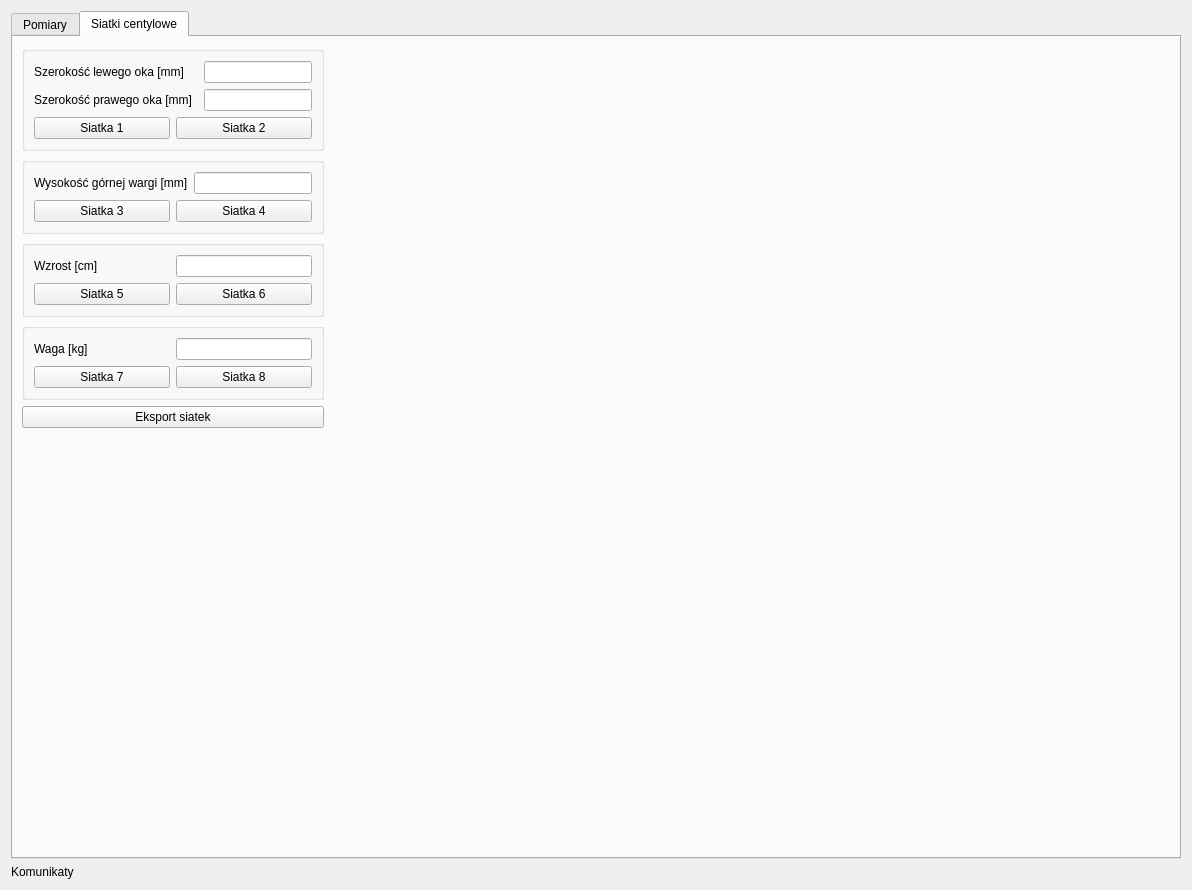
First picture: the form in implementation/GUI/w_main_window.ui, repository ocadotechnology-university/FAS-detection-support-tool, before the edit.
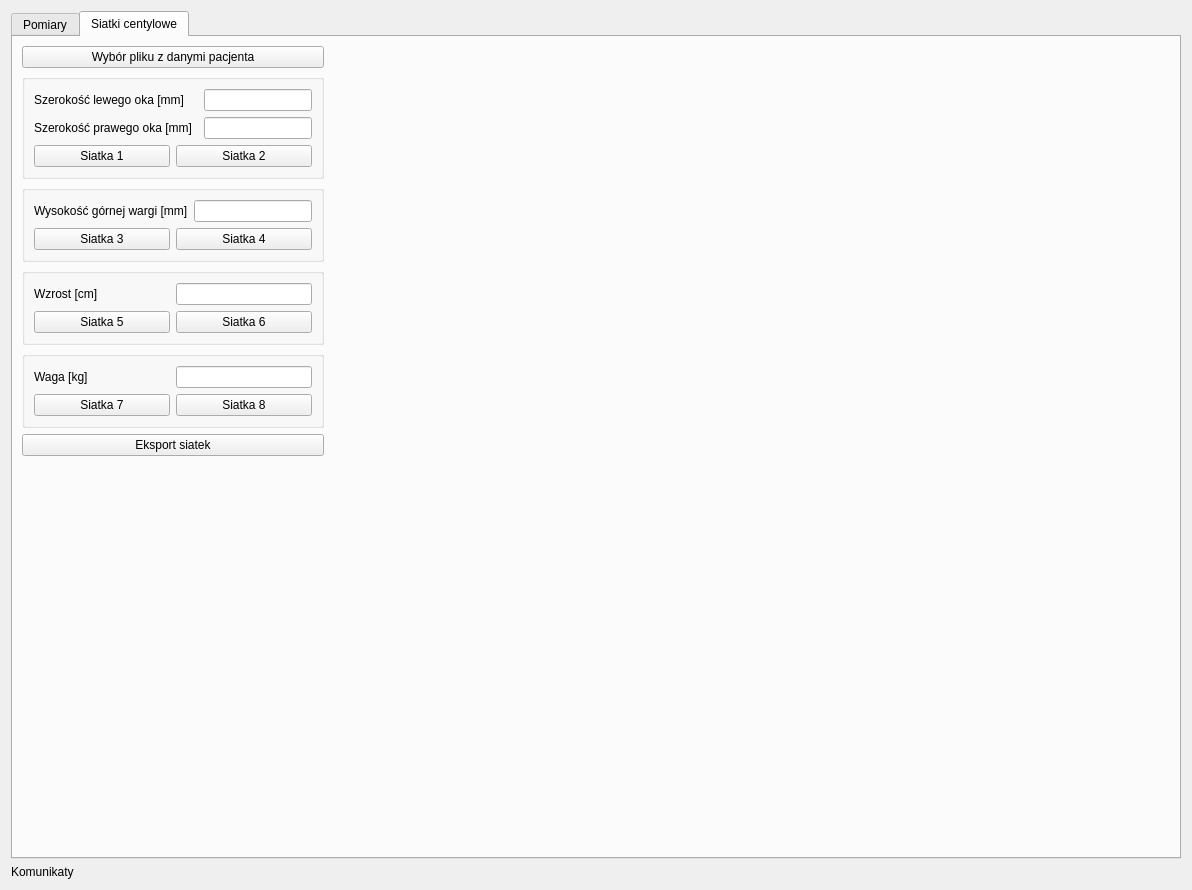
Second picture: the form after the edit. The open tabs and pages were chosen to show the change. Icons and pictures are not drawn.

Commit message: move load data button to the top

```diff
--- a/implementation/GUI/w_main_window.ui
+++ b/implementation/GUI/w_main_window.ui
@@ -340,6 +340,13 @@
       <layout class="QHBoxLayout" name="horizontalLayout_7">
        <item>
         <layout class="QVBoxLayout" name="verticalLayout_5">
+         <item>
+          <widget class="QPushButton" name="pb_choose_file">
+           <property name="text">
+            <string>Wybór pliku z danymi pacjenta</string>
+           </property>
+          </widget>
+         </item>
          <item>
           <widget class="QGroupBox" name="groupBox_3">
            <property name="sizePolicy">
```
Left out of the diff: 38 changed lines with no effect on the pictures. The commit also changes 1 other file.
